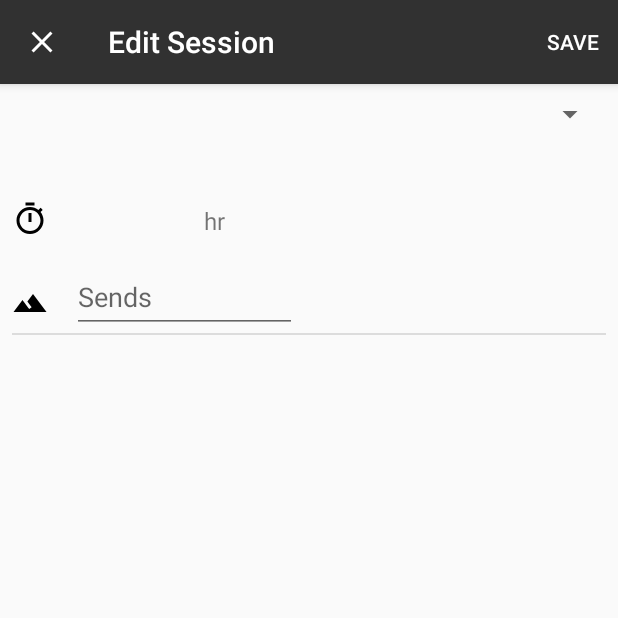
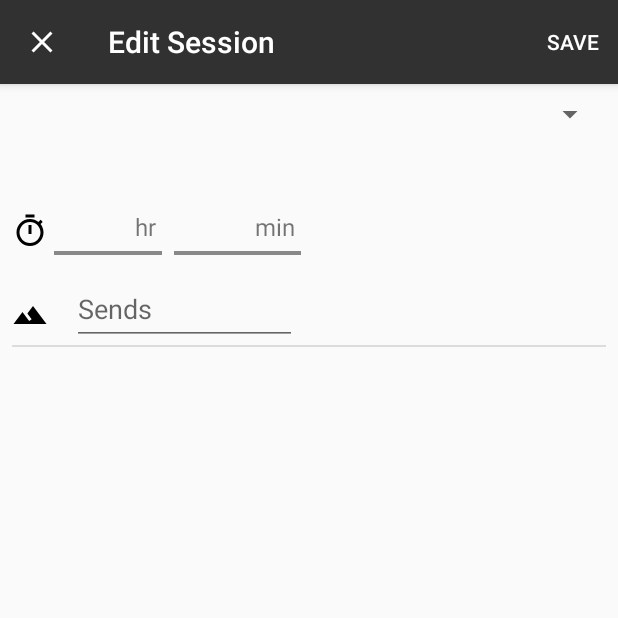
Before and after one commit to PeterMitrano/Climb, an Android app: the EditSessionActivity screen opened directly, with no data from a screen before it, on a phone screen of 412 x 824 dp, the top half of it. Run offline under Robolectric (Android 15) with nearby library versions, the phone set to English and light mode, and no system bars.

Commit message:
got sick looking min/hour input

```diff
--- a/climb/app/src/main/java/com/peter/climb/EditSessionActivity.java
+++ b/climb/app/src/main/java/com/peter/climb/EditSessionActivity.java
@@ -21,6 +21,7 @@ public class EditSessionActivity extends AppCompatActivity {
   private Bundle bundle;
   private ArrayList<DataSet> dataSets;
   private RightAlignedHintEdit hoursEdit;
+  private RightAlignedHintEdit minutesEdit;
 
   @Override
   protected void onCreate(Bundle savedInstanceState) {
@@ -28,7 +29,7 @@ public class EditSessionActivity extends AppCompatActivity {
     setContentView(R.layout.activity_edit_session);
 
     hoursEdit = (RightAlignedHintEdit) findViewById(R.id.hours_edit);
-    hoursEdit.setHintText("hr");
+    minutesEdit = (RightAlignedHintEdit) findViewById(R.id.minutes_edit);
 
     ActionBar actionBar = getSupportActionBar();
 
--- a/climb/app/src/main/java/com/peter/climb/Views/RightAlignedHintEdit.java
+++ b/climb/app/src/main/java/com/peter/climb/Views/RightAlignedHintEdit.java
@@ -2,6 +2,10 @@ package com.peter.climb.Views;
 
 import android.content.Context;
 import android.content.res.TypedArray;
+import android.graphics.Canvas;
+import android.graphics.Color;
+import android.graphics.Paint;
+import android.graphics.RectF;
 import android.util.AttributeSet;
 import android.widget.EditText;
 import android.widget.LinearLayout;
@@ -10,17 +14,20 @@ import com.peter.climb.R;
 
 public class RightAlignedHintEdit extends LinearLayout {
 
+  private static final float UNDERBAR_HEIGHT = 4;
   private String inputType;
-  private float paddingTop;
-  private float paddingBottom;
-  private float paddingLeft;
-  private float paddingRight;
   private EditText edit;
   private TextView hint;
-  private int hintColor;
+  private int unfocusColor;
   private int focusColor;
 
+  private int editWidth;
+
   private String hintText;
+  private RectF underbarRect;
+  private Paint underbarRectPaint;
+  private int viewWidth;
+  private int viewHeight;
 
   public RightAlignedHintEdit(Context context) {
     super(context);
@@ -34,17 +41,39 @@ public class RightAlignedHintEdit extends LinearLayout {
         .obtainStyledAttributes(attrs, R.styleable.RightAlignedHintEdit, 0, 0);
 
     try {
-      hintColor = a.getColor(R.styleable.RightAlignedHintEdit_hintColor, 0xffeeeeee);
-      focusColor = a.getColor(R.styleable.RightAlignedHintEdit_focusColor, 0xff000000);
-      paddingTop = a.getDimension(R.styleable.RightAlignedHintEdit_android_paddingTop, 0);
-      paddingBottom = a.getDimension(R.styleable.RightAlignedHintEdit_android_paddingBottom, 0);
-      paddingRight = a.getDimension(R.styleable.RightAlignedHintEdit_android_paddingRight, 0);
-      paddingLeft = a.getDimension(R.styleable.RightAlignedHintEdit_android_paddingLeft, 0);
-      inputType = a.getNonResourceString(R.styleable.RightAlignedHintEdit_android_inputType);
+      focusColor = a.getColor(R.styleable.RightAlignedHintEdit_focusColor, Color.BLACK);
+      unfocusColor = a.getColor(R.styleable.RightAlignedHintEdit_unfocusColor, Color.GRAY);
+      editWidth = (int) a.getDimension(R.styleable.RightAlignedHintEdit_editWidth, 0f);
+      hintText = a.getString(R.styleable.RightAlignedHintEdit_android_hint);
     } finally {
       a.recycle();
     }
     init();
+  }
+
+  @Override
+  protected void onSizeChanged(int xNew, int yNew, int xOld, int yOld) {
+    super.onSizeChanged(xNew, yNew, xOld, yOld);
+    underbarRect.set(getPaddingLeft(), yNew - UNDERBAR_HEIGHT - getPaddingBottom(),
+        xNew - getPaddingRight(), yNew - getPaddingBottom());
+  }
+
+  @Override
+  protected void onDraw(Canvas canvas) {
+    super.onDraw(canvas);
+
+    canvas.drawRect(underbarRect, underbarRectPaint);
+  }
+
+  public float getEditWidth() {
+    return editWidth;
+  }
+
+  public void setEditWidth(int editWidth) {
+    this.editWidth = editWidth;
+    edit.setWidth(editWidth);
+    invalidate();
+    requestLayout();
   }
 
   public String getHintText() {
@@ -58,8 +87,18 @@ public class RightAlignedHintEdit extends LinearLayout {
   }
 
   private void init() {
+    setWillNotDraw(false);
+
     inflate(getContext(), R.layout.right_aligned_hint_edit, this);
     edit = (EditText) findViewById(R.id.edit);
     hint = (TextView) findViewById(R.id.hint);
+
+    underbarRect = new RectF();
+    underbarRectPaint = new Paint(Paint.ANTI_ALIAS_FLAG);
+    underbarRectPaint.setColor(unfocusColor);
+
+    setHintText(hintText);
+    setEditWidth(editWidth);
+    edit.setWidth(editWidth);
   }
 }
--- a/climb/app/src/main/res/layout/activity_edit_session.xml
+++ b/climb/app/src/main/res/layout/activity_edit_session.xml
@@ -12,9 +12,9 @@
     android:layout_height="0dp"
     android:layout_margin="8dp"
     android:orientation="vertical"
+    app:layout_constraintBottom_toBottomOf="parent"
     app:layout_constraintLeft_toLeftOf="parent"
     app:layout_constraintRight_toRightOf="parent"
-    app:layout_constraintBottom_toBottomOf="parent"
     app:layout_constraintTop_toTopOf="parent">
 
     <LinearLayout
@@ -57,13 +57,24 @@
         android:layout_height="wrap_content"
         android:layout_marginBottom="8dp"
         android:layout_gravity="bottom"
-        android:contentDescription="@string/active_time_icon_description"
-        android:background="@drawable/ic_timer_black_24dp" />
+        android:background="@drawable/ic_timer_black_24dp"
+        android:contentDescription="@string/active_time_icon_description" />
 
       <com.peter.climb.Views.RightAlignedHintEdit
         android:id="@+id/hours_edit"
         android:layout_width="wrap_content"
-        android:layout_height="wrap_content" />
+        android:layout_height="wrap_content"
+        android:padding="4dp"
+        android:hint="@string/hr"
+        app:editWidth="50dp" />
+
+      <com.peter.climb.Views.RightAlignedHintEdit
+        android:id="@+id/minutes_edit"
+        android:layout_width="wrap_content"
+        android:layout_height="wrap_content"
+        android:padding="4dp"
+        android:hint="@string/min"
+        app:editWidth="50dp" />
 
     </LinearLayout>
 
--- a/climb/app/src/main/res/layout/right_aligned_hint_edit.xml
+++ b/climb/app/src/main/res/layout/right_aligned_hint_edit.xml
@@ -10,7 +10,7 @@
 
   <EditText
     android:id="@+id/edit"
-    android:layout_width="@dimen/right_aligned_hint_width"
+    android:layout_width="wrap_content"
     android:layout_height="wrap_content"
     android:background="@android:color/transparent"
     android:inputType="number"
--- a/climb/app/src/main/res/values/attrs.xml
+++ b/climb/app/src/main/res/values/attrs.xml
@@ -6,10 +6,9 @@
   <declare-styleable name="RightAlignedHintEdit">
     <attr format="color" name="hintColor" />
     <attr format="color" name="focusColor" />
-    <attr name="android:paddingBottom" />
-    <attr name="android:paddingLeft" />
-    <attr name="android:paddingRight" />
-    <attr name="android:paddingTop" />
-    <attr name="android:inputType" />
+    <attr format="color" name="unfocusColor" />
+    <attr format="dimension" name="editWidth" />
+    <attr format="dimension" name="editHeight" />
+    <attr name="android:hint" />
   </declare-styleable>
 </resources>
--- a/climb/app/src/main/res/values/dimens.xml
+++ b/climb/app/src/main/res/values/dimens.xml
@@ -6,5 +6,5 @@
   <dimen name="nav_header_height">160dp</dimen>
   <dimen name="app_bar_height">180dp</dimen>
   <dimen name="text_margin">16dp</dimen>
-  <dimen name="right_aligned_hint_width">100dp</dimen>
+  <dimen name="right_aligned_hint_width">50dp</dimen>
 </resources>
--- a/climb/app/src/main/res/values/strings.xml
+++ b/climb/app/src/main/res/values/strings.xml
@@ -50,4 +50,6 @@
   <string name="small_gym_icon_description">Small Gym Icon</string>
   <string name="sends_label">Sends</string>
   <string name="active_time_icon_description">Active Time Icon</string>
+  <string name="hr">hr</string>
+  <string name="min">min</string>
 </resources>
```
